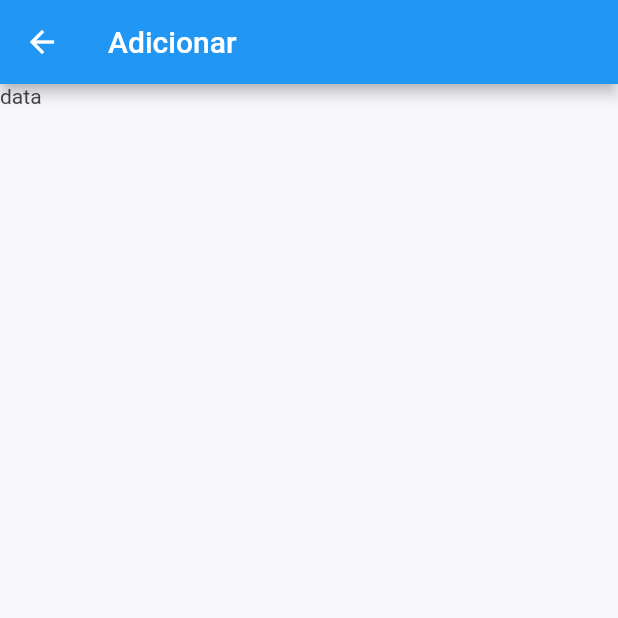
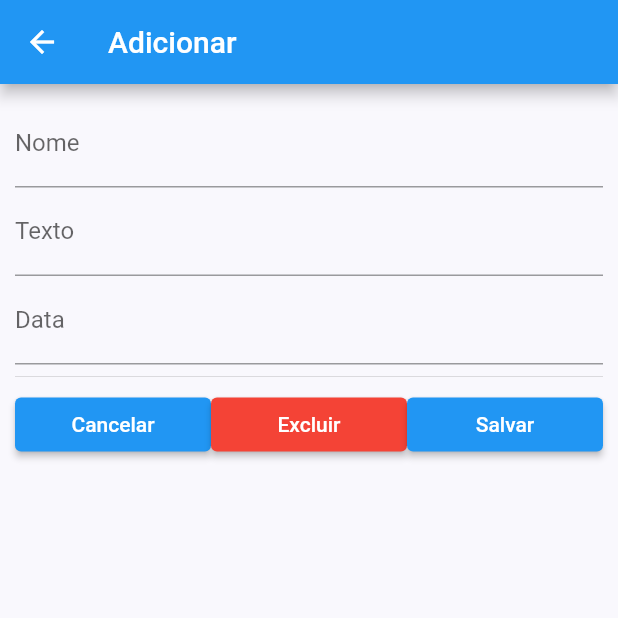
Before and after one commit to ChristianOliveiraSilva/NotesApp, a Flutter app: the screen it shows after launch, after a tap on the "add" icon, on a phone screen of 412 x 824 dp, the top half of it. Run offline on Flutter 3.47's test engine with Material 2 defaults, Android fonts, the phone set to English and light mode, and no system bars.

```diff
--- a/lib/Annotation.dart
+++ b/lib/Annotation.dart
@@ -1,12 +1,11 @@
 
 
 class Annotation {
-  const Annotation({required this.name, required this.text, required this.date});
+  Annotation({required this.name, required this.text, required this.date});
 
-  final String name;
-  final String text;
-  final String date;
+  String name;
+  String text;
+  String date;
 }
 
-
-typedef AnnotationItemChangedCallback = Function(Annotation annotation);
+// typedef AnnotationItemChangedCallback = Function(Annotation annotation);
--- a/lib/main.dart
+++ b/lib/main.dart
@@ -8,7 +8,13 @@ void main() {
   runApp(MyApp());
 }
 
-class MyApp extends StatelessWidget {
+class MyApp extends StatefulWidget {
+  @override
+  _MyAppState createState() => _MyAppState();
+}
+
+class _MyAppState extends State<MyApp> {
+  List<Annotation> list = [];
 
   @override
   Widget build(BuildContext context) {
@@ -22,12 +28,19 @@ class MyApp extends StatelessWidget {
         ),
         home: Container(
             child: ListScreen(
-            annotations: [
-              Annotation(name: 'Título 1', text: 'text 1', date: 'date'),
-              Annotation(name: 'Título 2', text: 'text 2', date: 'date'),
-              Annotation(name: 'Título 3', text: 'text 3', date: 'date'),
-              Annotation(name: 'Título 4', text: 'text 4', date: 'date'),
-            ]
+                annotations: list,
+                updateAnnotation: (Annotation annotation) {
+                  setState(() {
+                    if (list.indexOf(annotation) == -1) {
+                      list.add(annotation);
+                    }
+                  });
+                },
+                removeAnnotation: (Annotation annotation) {
+                  setState(() {
+                    list.remove(annotation);
+                  });
+                }
             )
         )
     );
--- a/lib/screens/form/components/form.dart
+++ b/lib/screens/form/components/form.dart
@@ -2,29 +2,114 @@ import 'package:flutter/material.dart';
 import 'package:notes/Annotation.dart';
 import 'package:notes/screens/list/list_screen.dart';
 
+class FormAnnotation extends StatefulWidget {
+  FormAnnotation({this.annotation, required this.updateAnnotation, required this.removeAnnotation, Key? key}) : super(key: key);
 
-class Form extends StatefulWidget {
-  Form({this.annotation, Key? key}) : super(key: key);
+  Annotation? annotation;
+  final Function updateAnnotation;
+  final Function removeAnnotation;
+
+  isEditing() {
+    return annotation != null;
+  }
+
+  @override
+  _FormAnnotationState createState() => _FormAnnotationState();
+}
+
+class _FormAnnotationState extends State<FormAnnotation> {
+  final _nameController = TextEditingController();
+  final _textController = TextEditingController();
+  final _dateController = TextEditingController();
 
   Annotation? annotation;
 
   @override
-  _FormState createState() => _FormState();
-}
+  void initState() {
+    super.initState();
 
-class _FormState extends State<Form> {
-
-  void _handleCartChanged(Annotation annotation) {
-    Navigator.push(
-      context,
-      MaterialPageRoute(
-        builder: (context) => ListScreen(annotations: []),
-      ),
-    );
+    if(widget.annotation == null){
+      annotation = new Annotation(name: '', text: '', date: '');
+    } else {
+      annotation = widget.annotation;
+      _nameController.text = widget.annotation!.name;
+      _textController.text = widget.annotation!.text;
+      _dateController.text = widget.annotation!.date;
+    }
   }
 
   @override
   Widget build(BuildContext context) {
-    return const Text('asdasdd');
+    return SingleChildScrollView(
+        padding: EdgeInsets.all(10.0),
+        child: Column(
+          children: <Widget>[
+            TextField(
+              controller: _nameController,
+              decoration: InputDecoration(labelText: "Nome"),
+              onChanged: (text) {
+                setState(() {
+                  annotation!.name = text;
+                });
+              },
+            ),
+            TextField(
+              controller: _textController,
+              decoration: InputDecoration(labelText: "Texto"),
+              onChanged: (text) {
+                setState(() {
+                  annotation!.text = text;
+                });
+              },
+              keyboardType: TextInputType.emailAddress,
+            ),
+            TextField(
+              controller: _dateController,
+              decoration: InputDecoration(labelText: "Data"),
+              onChanged: (text) {
+                setState(() {
+                  annotation!.date = text;
+                });
+              },
+              keyboardType: TextInputType.datetime,
+            ),
+            Divider(),
+            Row (
+              children: <Widget>[
+                Expanded(child:
+                  ElevatedButton(
+                    child: Text("Cancelar"),
+                    onPressed: () {
+                      Navigator.pop(context);
+                    },
+                  )
+                ),
+                Expanded(child:
+                  ElevatedButton(
+                    child: Text("Excluir"),
+                    onPressed: () {
+                      if(widget.isEditing()) {
+                        widget.removeAnnotation(annotation);
+                      }
+                      Navigator.pop(context);
+                    },
+                    style: ElevatedButton.styleFrom(
+                      primary: Colors.red,
+                    )
+                  )
+                ),
+                Expanded(child:
+                  ElevatedButton(
+                    child: Text("Salvar"),
+                    onPressed: () {
+                      widget.updateAnnotation(annotation);
+                      Navigator.pop(context);
+                    },
+                  )
+                )
+              ]
+            )
+          ],
+        ));
   }
 }
--- a/lib/screens/form/form_screen.dart
+++ b/lib/screens/form/form_screen.dart
@@ -3,9 +3,11 @@ import 'package:notes/Annotation.dart';
 import 'package:notes/screens/form/components/form.dart';
 
 class FormScreen extends StatelessWidget {
-  FormScreen({this.annotation, Key? key}) : super(key: key);
+  FormScreen({this.annotation, required this.updateAnnotation, required this.removeAnnotation, Key? key}) : super(key: key);
 
   Annotation? annotation;
+  final Function updateAnnotation;
+  final Function removeAnnotation;
 
   @override
   Widget build(BuildContext context) {
@@ -13,7 +15,7 @@ class FormScreen extends StatelessWidget {
         appBar: AppBar(
           title: Text(annotation == null ? 'Adicionar' : 'Editar'),
         ),
-        body: const Text("data")
+        body: FormAnnotation(annotation: annotation, updateAnnotation: updateAnnotation, removeAnnotation: removeAnnotation)
       );
   }
 }
--- a/lib/screens/list/components/annotation_list_item.dart
+++ b/lib/screens/list/components/annotation_list_item.dart
@@ -5,9 +5,13 @@ import 'package:notes/screens/form/form_screen.dart';
 class AnnotationListItem extends StatelessWidget {
   AnnotationListItem({
     required this.annotation,
+    required this.updateAnnotation,
+    required this.removeAnnotation
   }) : super(key: ObjectKey(annotation));
 
   final Annotation annotation;
+  final Function updateAnnotation;
+  final Function removeAnnotation;
 
   @override
   Widget build(BuildContext context) {
@@ -16,7 +20,7 @@ class AnnotationListItem extends StatelessWidget {
         Navigator.push(
           context,
           MaterialPageRoute(
-            builder: (context) => FormScreen(annotation: annotation),
+            builder: (context) => FormScreen(annotation: annotation, updateAnnotation: updateAnnotation, removeAnnotation: removeAnnotation)
           ),
         );
       },
--- a/lib/screens/list/list_screen.dart
+++ b/lib/screens/list/list_screen.dart
@@ -4,9 +4,11 @@ import 'package:notes/screens/form/form_screen.dart';
 import 'package:notes/screens/list/components/annotation_list.dart';
 
 class ListScreen extends StatelessWidget {
-  const ListScreen({required this.annotations, Key? key}) : super(key: key);
+  const ListScreen({required this.annotations, required this.updateAnnotation, required this.removeAnnotation, Key? key}) : super(key: key);
 
   final List<Annotation> annotations;
+  final Function updateAnnotation;
+  final Function removeAnnotation;
 
   @override
   Widget build(BuildContext context) {
@@ -24,14 +26,16 @@ class ListScreen extends StatelessWidget {
               Navigator.push(
                 context,
                 MaterialPageRoute(
-                  builder: (context) => FormScreen(),
+                  builder: (context) => FormScreen(updateAnnotation: updateAnnotation, removeAnnotation: removeAnnotation),
                 ),
               );
             },
           ),
         ),
         body: AnnotationList(
-          annotations: annotations,
+            annotations: annotations,
+            updateAnnotation: updateAnnotation,
+            removeAnnotation: removeAnnotation
         ),
       );
   }
```
Also changed, not shown: lib/screens/list/components/annotation_list.dart (+6 -9 lines). Lines whose indentation alone changed are shown as unchanged.
